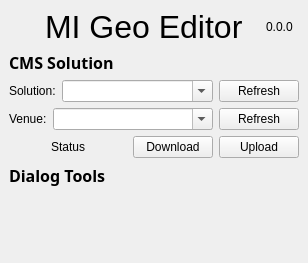
Old version of the form gui/dock_widget.ui in the repository MapsPeople/mi_companion.
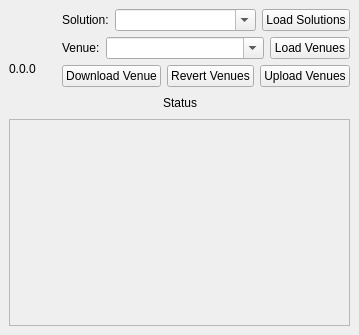
New version of the form.

The edit to the form file:
```diff
--- a/gui/dock_widget.ui
+++ b/gui/dock_widget.ui
@@ -6,8 +6,8 @@
             <rect>
                 <x>0</x>
                 <y>0</y>
-                <width>308</width>
-                <height>263</height>
+                <width>341</width>
+                <height>335</height>
             </rect>
         </property>
         <property name="sizePolicy">
@@ -29,12 +29,23 @@
                     <verstretch>1</verstretch>
                 </sizepolicy>
             </property>
-            <layout class="QVBoxLayout" name="verticalLayout" stretch="0,0,0,0,0,0,0">
+            <layout class="QVBoxLayout" name="verticalLayout" stretch="0,0,0">
                 <property name="sizeConstraint">
                     <enum>QLayout::SetMinimumSize</enum>
                 </property>
                 <item>
-                    <layout class="QHBoxLayout" name="horizontalLayout_2" stretch="0,0,0,0,0,0,0">
+                    <layout class="QHBoxLayout" name="horizontalLayout_2" stretch="0,0">
+                        <property name="bottomMargin">
+                            <number>0</number>
+                        </property>
+                        <item>
+                            <layout class="QVBoxLayout" name="verticalLayout_3">
+                                <property name="leftMargin">
+                                    <number>0</number>
+                                </property>
+                                <property name="rightMargin">
+                                    <number>20</number>
+                                </property>
                         <item>
                             <widget class="QLabel" name="icon_label">
                                 <property name="text">
@@ -42,64 +53,6 @@
                                 </property>
                             </widget>
                         </item>
-                        <item>
-                            <widget class="QLabel" name="plugin_status_label">
-                                <property name="sizePolicy">
-                                    <sizepolicy hsizetype="Ignored" vsizetype="Ignored">
-                                        <horstretch>0</horstretch>
-                                        <verstretch>0</verstretch>
-                                    </sizepolicy>
-                                </property>
-                                <property name="text">
-                                    <string/>
-                                </property>
-                            </widget>
-                        </item>
-                        <item>
-                            <spacer name="horizontalSpacer_7">
-                                <property name="orientation">
-                                    <enum>Qt::Horizontal</enum>
-                                </property>
-                                <property name="sizeHint" stdset="0">
-                                    <size>
-                                        <width>40</width>
-                                        <height>20</height>
-                                    </size>
-                                </property>
-                            </spacer>
-                        </item>
-                        <item>
-                            <widget class="QLabel" name="mode_label">
-                                <property name="sizePolicy">
-                                    <sizepolicy hsizetype="Minimum" vsizetype="Minimum">
-                                        <horstretch>0</horstretch>
-                                        <verstretch>0</verstretch>
-                                    </sizepolicy>
-                                </property>
-                                <property name="font">
-                                    <font>
-                                        <family>Arial</family>
-                                        <pointsize>24</pointsize>
-                                    </font>
-                                </property>
-                                <property name="text">
-                                    <string>MI Geo Editor</string>
-                                </property>
-                            </widget>
-                        </item>
-                        <item>
-                            <spacer name="horizontalSpacer_6">
-                                <property name="orientation">
-                                    <enum>Qt::Horizontal</enum>
-                                </property>
-                                <property name="sizeHint" stdset="0">
-                                    <size>
-                                        <width>40</width>
-                                        <height>20</height>
-                                    </size>
-                                </property>
-                            </spacer>
-                        </item>
                         <item>
                             <widget class="QLabel" name="version_label">
                                 <property name="text">
@@ -107,42 +60,8 @@
                                 </property>
                             </widget>
                         </item>
-                        <item>
-                            <widget class="QLabel" name="sponsor_label">
-                                <property name="sizePolicy">
-                                    <sizepolicy hsizetype="Ignored" vsizetype="Ignored">
-                                        <horstretch>0</horstretch>
-                                        <verstretch>0</verstretch>
-                                    </sizepolicy>
-                                </property>
-                                <property name="text">
-                                    <string/>
-                                </property>
-                            </widget>
-                        </item>
-                    </layout>
-                </item>
-                <item>
-                    <widget class="QLabel" name="cms_label">
-                        <property name="sizePolicy">
-                            <sizepolicy hsizetype="Preferred" vsizetype="Preferred">
-                                <horstretch>0</horstretch>
-                                <verstretch>0</verstretch>
-                            </sizepolicy>
-                        </property>
-                        <property name="font">
-                            <font>
-                                <family>Lucida Sans</family>
-                                <pointsize>12</pointsize>
-                                <weight>75</weight>
-                                <bold>true</bold>
-                            </font>
-                        </property>
-                        <property name="text">
-                            <string>CMS Solution</string>
-                        </property>
-                    </widget>
-                </item>
+                            </layout>
+                        </item>
                 <item>
                     <layout class="QVBoxLayout" name="verticalLayout_2">
                         <item>
@@ -150,7 +69,7 @@
                                 <item>
                                     <widget class="QLabel" name="label">
                                         <property name="sizePolicy">
-                                            <sizepolicy hsizetype="Minimum" vsizetype="Preferred">
+                                                    <sizepolicy hsizetype="Maximum" vsizetype="Preferred">
                                                 <horstretch>0</horstretch>
                                                 <verstretch>0</verstretch>
                                             </sizepolicy>
@@ -175,8 +94,14 @@
                                 </item>
                                 <item>
                                     <widget class="QPushButton" name="solution_reload_button">
+                                                <property name="sizePolicy">
+                                                    <sizepolicy hsizetype="Maximum" vsizetype="Fixed">
+                                                        <horstretch>0</horstretch>
+                                                        <verstretch>0</verstretch>
+                                                    </sizepolicy>
+                                                </property>
                                         <property name="text">
-                                            <string>Refresh</string>
+                                                    <string>Load Solutions</string>
                                         </property>
                                     </widget>
                                 </item>
@@ -187,7 +112,7 @@
                                 <item>
                                     <widget class="QLabel" name="label_2">
                                         <property name="sizePolicy">
-                                            <sizepolicy hsizetype="Minimum" vsizetype="Preferred">
+                                                    <sizepolicy hsizetype="Maximum" vsizetype="Preferred">
                                                 <horstretch>0</horstretch>
                                                 <verstretch>0</verstretch>
                                             </sizepolicy>
@@ -212,8 +137,14 @@
                                 </item>
                                 <item>
                                     <widget class="QPushButton" name="venue_reload_button">
+                                                <property name="sizePolicy">
+                                                    <sizepolicy hsizetype="Maximum" vsizetype="Fixed">
+                                                        <horstretch>0</horstretch>
+                                                        <verstretch>0</verstretch>
+                                                    </sizepolicy>
+                                                </property>
                                         <property name="text">
-                                            <string>Refresh</string>
+                                                    <string>Load Venues</string>
                                         </property>
                                     </widget>
                                 </item>
@@ -222,7 +153,67 @@
                         <item>
                             <layout class="QHBoxLayout" name="horizontalLayout_3">
                                 <item>
-                                    <spacer name="horizontalSpacer_2">
+                                            <spacer name="horizontalSpacer_3">
+                                                <property name="orientation">
+                                                    <enum>Qt::Horizontal</enum>
+                                                </property>
+                                                <property name="sizeHint" stdset="0">
+                                                    <size>
+                                                        <width>40</width>
+                                                        <height>20</height>
+                                                    </size>
+                                                </property>
+                                            </spacer>
+                                        </item>
+                                        <item>
+                                            <widget class="QPushButton" name="sync_button">
+                                                <property name="sizePolicy">
+                                                    <sizepolicy hsizetype="Maximum" vsizetype="Fixed">
+                                                        <horstretch>0</horstretch>
+                                                        <verstretch>0</verstretch>
+                                                    </sizepolicy>
+                                                </property>
+                                                <property name="text">
+                                                    <string>Download Venue</string>
+                                                </property>
+                                            </widget>
+                                        </item>
+                                        <item>
+                                            <widget class="QPushButton" name="revert_button">
+                                                <property name="sizePolicy">
+                                                    <sizepolicy hsizetype="Maximum" vsizetype="Fixed">
+                                                        <horstretch>0</horstretch>
+                                                        <verstretch>0</verstretch>
+                                                    </sizepolicy>
+                                                </property>
+                                                <property name="text">
+                                                    <string>Revert Venues</string>
+                                                </property>
+                                            </widget>
+                                        </item>
+                                        <item>
+                                            <widget class="QPushButton" name="upload_button">
+                                                <property name="sizePolicy">
+                                                    <sizepolicy hsizetype="Maximum" vsizetype="Fixed">
+                                                        <horstretch>0</horstretch>
+                                                        <verstretch>0</verstretch>
+                                                    </sizepolicy>
+                                                </property>
+                                                <property name="text">
+                                                    <string>Upload Venues</string>
+                                                </property>
+                                            </widget>
+                                        </item>
+                                    </layout>
+                                </item>
+                            </layout>
+                        </item>
+                    </layout>
+                </item>
+                <item>
+                    <layout class="QHBoxLayout" name="horizontalLayout">
+                        <item>
+                            <spacer name="horizontalSpacer">
                                         <property name="orientation">
                                             <enum>Qt::Horizontal</enum>
                                         </property>
@@ -236,6 +227,12 @@
                                 </item>
                                 <item>
                                     <widget class="QLabel" name="changes_label">
+                                <property name="sizePolicy">
+                                    <sizepolicy hsizetype="Maximum" vsizetype="Maximum">
+                                        <horstretch>0</horstretch>
+                                        <verstretch>0</verstretch>
+                                    </sizepolicy>
+                                </property>
                                         <property name="text">
                                             <string>Status</string>
                                         </property>
@@ -245,7 +242,7 @@
                                     </widget>
                                 </item>
                                 <item>
-                                    <spacer name="horizontalSpacer">
+                            <spacer name="horizontalSpacer_2">
                                         <property name="orientation">
                                             <enum>Qt::Horizontal</enum>
                                         </property>
@@ -257,116 +254,74 @@
                                         </property>
                                     </spacer>
                                 </item>
-                                <item>
-                                    <widget class="QPushButton" name="sync_button">
-                                        <property name="text">
-                                            <string>Download</string>
-                                        </property>
-                                    </widget>
-                                </item>
-                                <item>
-                                    <widget class="QPushButton" name="upload_button">
-                                        <property name="text">
-                                            <string>Upload</string>
-                                        </property>
-                                    </widget>
-                                </item>
-                            </layout>
-                        </item>
-                    </layout>
-                </item>
+                    </layout>
+                </item>
                 <item>
-                    <widget class="QLabel" name="tools_label">
-                        <property name="enabled">
+                    <widget class="QScrollArea" name="scrollArea">
+                        <property name="sizePolicy">
+                            <sizepolicy hsizetype="Minimum" vsizetype="MinimumExpanding">
+                                <horstretch>0</horstretch>
+                                <verstretch>0</verstretch>
+                            </sizepolicy>
+                        </property>
+                        <property name="frameShape">
+                            <enum>QFrame::StyledPanel</enum>
+                        </property>
+                        <property name="frameShadow">
+                            <enum>QFrame::Sunken</enum>
+                        </property>
+                        <property name="sizeAdjustPolicy">
+                            <enum>QAbstractScrollArea::AdjustIgnored</enum>
+                        </property>
+                        <property name="widgetResizable">
                             <bool>true</bool>
                         </property>
+                        <property name="alignment">
+                            <set>Qt::AlignLeading|Qt::AlignLeft|Qt::AlignTop</set>
+                        </property>
+                        <widget class="QWidget" name="layoutWidget">
+                            <property name="geometry">
+                                <rect>
+                                    <x>0</x>
+                                    <y>0</y>
+                                    <width>16</width>
+                                    <height>16</height>
+                                </rect>
+                            </property>
                         <property name="sizePolicy">
-                            <sizepolicy hsizetype="Preferred" vsizetype="Preferred">
+                                <sizepolicy hsizetype="Maximum" vsizetype="Maximum">
                                 <horstretch>0</horstretch>
                                 <verstretch>0</verstretch>
                             </sizepolicy>
                         </property>
-                        <property name="font">
-                            <font>
-                                <family>Lucida Sans</family>
-                                <pointsize>12</pointsize>
-                                <weight>75</weight>
-                                <bold>true</bold>
-                            </font>
-                        </property>
-                        <property name="text">
-                            <string>Dialog Tools</string>
-                        </property>
-                    </widget>
-                </item>
-                <item>
+                            <property name="minimumSize">
+                                <size>
+                                    <width>0</width>
+                                    <height>0</height>
+                                </size>
+                            </property>
                     <layout class="QGridLayout" name="entry_point_grid" rowstretch="0" columnstretch="0">
                         <property name="sizeConstraint">
-                            <enum>QLayout::SetDefaultConstraint</enum>
+                                    <enum>QLayout::SetNoConstraint</enum>
+                                </property>
+                                <property name="leftMargin">
+                                    <number>6</number>
+                                </property>
+                                <property name="topMargin">
+                                    <number>6</number>
+                                </property>
+                                <property name="rightMargin">
+                                    <number>6</number>
+                                </property>
+                                <property name="bottomMargin">
+                                    <number>6</number>
                         </property>
                         <property name="spacing">
                             <number>6</number>
                         </property>
                     </layout>
-                </item>
-                <item>
-                    <spacer name="verticalSpacer">
-                        <property name="orientation">
-                            <enum>Qt::Vertical</enum>
-                        </property>
-                        <property name="sizeHint" stdset="0">
-                            <size>
-                                <width>20</width>
-                                <height>0</height>
-                            </size>
-                        </property>
-                    </spacer>
-                </item>
-                <item>
-                    <layout class="QHBoxLayout" name="horizontalLayout" stretch="0,0,0">
-                        <property name="sizeConstraint">
-                            <enum>QLayout::SetDefaultConstraint</enum>
-                        </property>
-                        <item>
-                            <spacer name="horizontalSpacer_3">
-                                <property name="orientation">
-                                    <enum>Qt::Horizontal</enum>
-                                </property>
-                                <property name="sizeHint" stdset="0">
-                                    <size>
-                                        <width>40</width>
-                                        <height>20</height>
-                                    </size>
-                                </property>
-                            </spacer>
-                        </item>
-                        <item>
-                            <widget class="QLabel" name="status_label">
-                                <property name="sizePolicy">
-                                    <sizepolicy hsizetype="Preferred" vsizetype="Preferred">
-                                        <horstretch>0</horstretch>
-                                        <verstretch>0</verstretch>
-                                    </sizepolicy>
-                                </property>
-                                <property name="text">
-                                    <string/>
-                                </property>
-                            </widget>
-                        </item>
-                        <item>
-                            <spacer name="horizontalSpacer_5">
-                                <property name="orientation">
-                                    <enum>Qt::Horizontal</enum>
-                                </property>
-                                <property name="sizeHint" stdset="0">
-                                    <size>
-                                        <width>40</width>
-                                        <height>20</height>
-                                    </size>
-                                </property>
-                            </spacer>
-                        </item>
-                    </layout>
+                        </widget>
+                    </widget>
                 </item>
             </layout>
         </widget>
```
Lines whose indentation alone changed are shown as unchanged.
